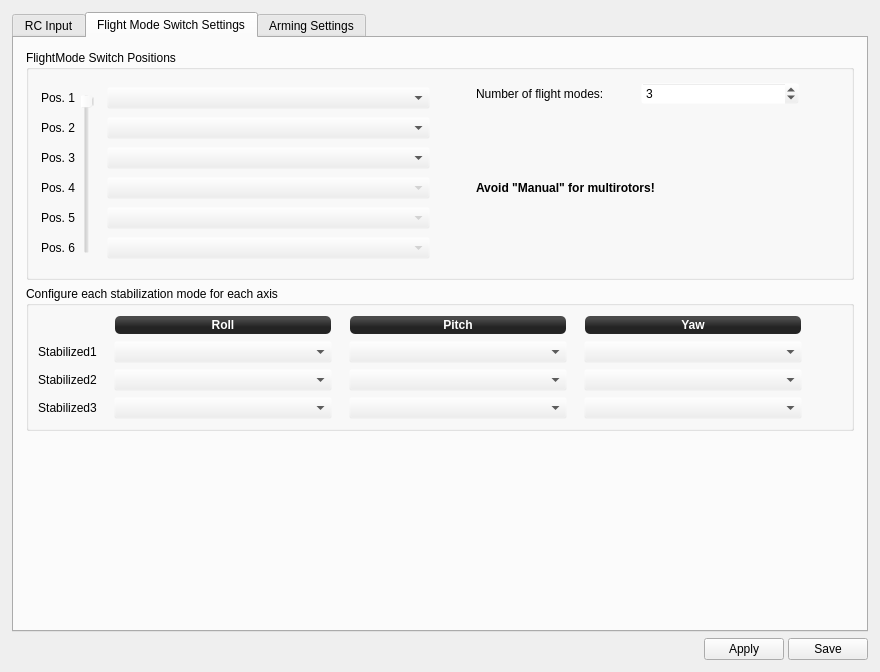
Old version of the form ground/gcs/src/plugins/config/input.ui in the repository d-ronin/dRonin.
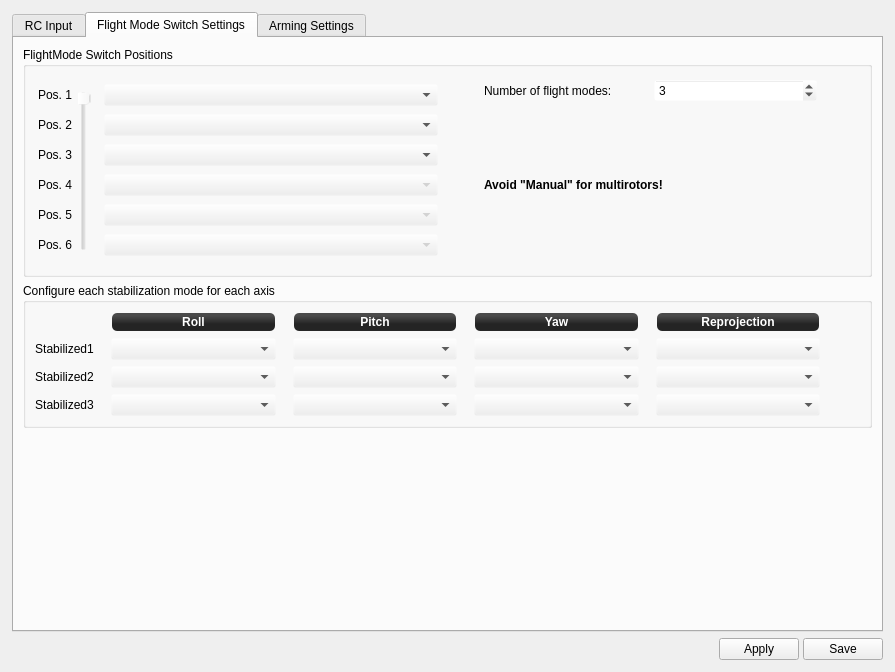
New version of the form. The open tabs and pages were chosen to show the change. Icons and pictures are not drawn.

Commit message: gcs: allow configuring reprojections to stab bank

```diff
--- a/ground/gcs/src/plugins/config/input.ui
+++ b/ground/gcs/src/plugins/config/input.ui
@@ -6,7 +6,7 @@
    <rect>
     <x>0</x>
     <y>0</y>
-    <width>880</width>
+    <width>895</width>
     <height>672</height>
    </rect>
   </property>
@@ -578,295 +578,12 @@
            <rect>
             <x>0</x>
             <y>0</y>
-            <width>850</width>
+            <width>865</width>
             <height>572</height>
            </rect>
           </property>
-          <layout class="QGridLayout" name="gridLayout_7" rowstretch="1,0,0">
-           <property name="leftMargin">
-            <number>12</number>
-           </property>
-           <property name="topMargin">
-            <number>12</number>
-           </property>
-           <property name="rightMargin">
-            <number>12</number>
-           </property>
-           <property name="bottomMargin">
-            <number>12</number>
-           </property>
-           <item row="1" column="0">
-            <widget class="QGroupBox" name="groupBox">
-             <property name="styleSheet">
-              <string notr="true"/>
-             </property>
-             <property name="title">
-              <string>Configure each stabilization mode for each axis</string>
-             </property>
-             <layout class="QGridLayout" name="gridLayout_2" columnstretch="0,0,1,0,1,0,1,0">
-              <property name="leftMargin">
-               <number>9</number>
-              </property>
-              <property name="horizontalSpacing">
-               <number>12</number>
-              </property>
-              <item row="2" column="1">
-               <spacer name="horizontalSpacer_11">
-                <property name="orientation">
-                 <enum>Qt::Horizontal</enum>
-                </property>
-                <property name="sizeType">
-                 <enum>QSizePolicy::Minimum</enum>
-                </property>
-                <property name="sizeHint" stdset="0">
-                 <size>
-                  <width>5</width>
-                  <height>20</height>
-                 </size>
-                </property>
-               </spacer>
-              </item>
-              <item row="3" column="2">
-               <widget class="QComboBox" name="fmsSsPos3Roll">
-                <property name="focusPolicy">
-                 <enum>Qt::StrongFocus</enum>
-                </property>
-               </widget>
-              </item>
-              <item row="0" column="6">
-               <widget class="QLabel" name="label_10">
-                <property name="minimumSize">
-                 <size>
-                  <width>0</width>
-                  <height>20</height>
-                 </size>
-                </property>
-                <property name="maximumSize">
-                 <size>
-                  <width>16777215</width>
-                  <height>20</height>
-                 </size>
-                </property>
-                <property name="styleSheet">
-                 <string notr="true">background-color: qlineargradient(spread:reflect, x1:0.507, y1:0, x2:0.507, y2:0.772, stop:0.208955 rgba(74, 74, 74, 255), stop:0.78607 rgba(36, 36, 36, 255));
-color: rgb(255, 255, 255);
-border-radius: 5;
-font: bold 12px;
-margin:1px;</string>
-                </property>
-                <property name="text">
-                 <string>Yaw</string>
-                </property>
-                <property name="alignment">
-                 <set>Qt::AlignCenter</set>
-                </property>
-               </widget>
-              </item>
-              <item row="2" column="3">
-               <spacer name="horizontalSpacer_12">
-                <property name="orientation">
-                 <enum>Qt::Horizontal</enum>
-                </property>
-                <property name="sizeHint" stdset="0">
-                 <size>
-                  <width>5</width>
-                  <height>20</height>
-                 </size>
-                </property>
-               </spacer>
-              </item>
-              <item row="1" column="0">
-               <widget class="QLabel" name="label_14">
-                <property name="text">
-                 <string>Stabilized1</string>
-                </property>
-                <property name="alignment">
-                 <set>Qt::AlignCenter</set>
-                </property>
-               </widget>
-              </item>
-              <item row="2" column="5">
-               <spacer name="horizontalSpacer_13">
-                <property name="orientation">
-                 <enum>Qt::Horizontal</enum>
-                </property>
-                <property name="sizeHint" stdset="0">
-                 <size>
-                  <width>5</width>
-                  <height>20</height>
-                 </size>
-                </property>
-               </spacer>
-              </item>
-              <item row="3" column="6">
-               <widget class="QComboBox" name="fmsSsPos3Yaw">
-                <property name="focusPolicy">
-                 <enum>Qt::StrongFocus</enum>
-                </property>
-               </widget>
-              </item>
-              <item row="2" column="0">
-               <widget class="QLabel" name="label_21">
-                <property name="text">
-                 <string>Stabilized2</string>
-                </property>
-                <property name="alignment">
-                 <set>Qt::AlignCenter</set>
-                </property>
-               </widget>
-              </item>
-              <item row="3" column="4">
-               <widget class="QComboBox" name="fmsSsPos3Pitch">
-                <property name="focusPolicy">
-                 <enum>Qt::StrongFocus</enum>
-                </property>
-               </widget>
-              </item>
-              <item row="2" column="6">
-               <widget class="QComboBox" name="fmsSsPos2Yaw">
-                <property name="focusPolicy">
-                 <enum>Qt::StrongFocus</enum>
-                </property>
-               </widget>
-              </item>
-              <item row="0" column="4">
-               <widget class="QLabel" name="label_9">
-                <property name="minimumSize">
-                 <size>
-                  <width>0</width>
-                  <height>20</height>
-                 </size>
-                </property>
-                <property name="maximumSize">
-                 <size>
-                  <width>16777215</width>
-                  <height>20</height>
-                 </size>
-                </property>
-                <property name="styleSheet">
-                 <string notr="true">background-color: qlineargradient(spread:reflect, x1:0.507, y1:0, x2:0.507, y2:0.772, stop:0.208955 rgba(74, 74, 74, 255), stop:0.78607 rgba(36, 36, 36, 255));
-color: rgb(255, 255, 255);
-border-radius: 5;
-font: bold 12px;
-margin:1px;</string>
-                </property>
-                <property name="text">
-                 <string>Pitch</string>
-                </property>
-                <property name="alignment">
-                 <set>Qt::AlignCenter</set>
-                </property>
-               </widget>
-              </item>
-              <item row="0" column="2">
-               <widget class="QLabel" name="label_8">
-                <property name="minimumSize">
-                 <size>
-                  <width>0</width>
-                  <height>20</height>
-                 </size>
-                </property>
-                <property name="maximumSize">
-                 <size>
-                  <width>16777215</width>
-                  <height>20</height>
-                 </size>
-                </property>
-                <property name="styleSheet">
-                 <string notr="true">background-color: qlineargradient(spread:reflect, x1:0.507, y1:0, x2:0.507, y2:0.772, stop:0.208955 rgba(74, 74, 74, 255), stop:0.78607 rgba(36, 36, 36, 255));
-color: rgb(255, 255, 255);
-border-radius: 5;
-font: bold 12px;
-margin:1px;</string>
-                </property>
-                <property name="text">
-                 <string>Roll</string>
-                </property>
-                <property name="alignment">
-                 <set>Qt::AlignCenter</set>
-                </property>
-               </widget>
-              </item>
-              <item row="2" column="4">
-               <widget class="QComboBox" name="fmsSsPos2Pitch">
-                <property name="focusPolicy">
-                 <enum>Qt::StrongFocus</enum>
-                </property>
-               </widget>
-              </item>
-              <item row="1" column="6">
-               <widget class="QComboBox" name="fmsSsPos1Yaw">
-                <property name="minimumSize">
-                 <size>
-                  <width>102</width>
-                  <height>0</height>
-                 </size>
-                </property>
-                <property name="focusPolicy">
-                 <enum>Qt::StrongFocus</enum>
-                </property>
-               </widget>
-              </item>
-              <item row="2" column="2">
-               <widget class="QComboBox" name="fmsSsPos2Roll">
-                <property name="focusPolicy">
-                 <enum>Qt::StrongFocus</enum>
-                </property>
-               </widget>
-              </item>
-              <item row="1" column="2">
-               <widget class="QComboBox" name="fmsSsPos1Roll">
-                <property name="minimumSize">
-                 <size>
-                  <width>102</width>
-                  <height>0</height>
-                 </size>
-                </property>
-                <property name="focusPolicy">
-                 <enum>Qt::StrongFocus</enum>
-                </property>
-               </widget>
-              </item>
-              <item row="1" column="4">
-               <widget class="QComboBox" name="fmsSsPos1Pitch">
-                <property name="minimumSize">
-                 <size>
-                  <width>102</width>
-                  <height>0</height>
-                 </size>
-                </property>
-                <property name="focusPolicy">
-                 <enum>Qt::StrongFocus</enum>
-                </property>
-               </widget>
-              </item>
-              <item row="3" column="0">
-               <widget class="QLabel" name="label_22">
-                <property name="text">
-                 <string>Stabilized3</string>
-                </property>
-                <property name="alignment">
-                 <set>Qt::AlignCenter</set>
-                </property>
-               </widget>
-              </item>
-              <item row="2" column="7">
-               <spacer name="horizontalSpacer_14">
-                <property name="orientation">
-                 <enum>Qt::Horizontal</enum>
-                </property>
-                <property name="sizeHint" stdset="0">
-                 <size>
-                  <width>40</width>
-                  <height>20</height>
-                 </size>
-                </property>
-               </spacer>
-              </item>
-             </layout>
-            </widget>
-           </item>
-           <item row="0" column="0">
+          <layout class="QVBoxLayout" name="verticalLayout_13">
+           <item>
             <widget class="QGroupBox" name="groupBox_2">
              <property name="minimumSize">
               <size>
@@ -1278,7 +995,377 @@
              </layout>
             </widget>
            </item>
-           <item row="2" column="0">
+           <item>
+            <widget class="QGroupBox" name="groupBox">
+             <property name="styleSheet">
+              <string notr="true"/>
+             </property>
+             <property name="title">
+              <string>Configure each stabilization mode for each axis</string>
+             </property>
+             <layout class="QGridLayout" name="gridLayout_2" columnstretch="0,0,1,0,1,0,1,0,1,0">
+              <property name="leftMargin">
+               <number>9</number>
+              </property>
+              <property name="horizontalSpacing">
+               <number>12</number>
+              </property>
+              <item row="2" column="8">
+               <widget class="QComboBox" name="fmsSsPos2Rep">
+                <property name="sizePolicy">
+                 <sizepolicy hsizetype="Preferred" vsizetype="Fixed">
+                  <horstretch>0</horstretch>
+                  <verstretch>0</verstretch>
+                 </sizepolicy>
+                </property>
+                <property name="minimumSize">
+                 <size>
+                  <width>0</width>
+                  <height>0</height>
+                 </size>
+                </property>
+                <property name="focusPolicy">
+                 <enum>Qt::StrongFocus</enum>
+                </property>
+               </widget>
+              </item>
+              <item row="2" column="1">
+               <spacer name="horizontalSpacer_11">
+                <property name="orientation">
+                 <enum>Qt::Horizontal</enum>
+                </property>
+                <property name="sizeType">
+                 <enum>QSizePolicy::Minimum</enum>
+                </property>
+                <property name="sizeHint" stdset="0">
+                 <size>
+                  <width>5</width>
+                  <height>20</height>
+                 </size>
+                </property>
+               </spacer>
+              </item>
+              <item row="3" column="2">
+               <widget class="QComboBox" name="fmsSsPos3Roll">
+                <property name="focusPolicy">
+                 <enum>Qt::StrongFocus</enum>
+                </property>
+               </widget>
+              </item>
+              <item row="0" column="6">
+               <widget class="QLabel" name="label_10">
+                <property name="minimumSize">
+                 <size>
+                  <width>0</width>
+                  <height>20</height>
+                 </size>
+                </property>
+                <property name="maximumSize">
+                 <size>
+                  <width>16777215</width>
+                  <height>20</height>
+                 </size>
+                </property>
+                <property name="styleSheet">
+                 <string notr="true">background-color: qlineargradient(spread:reflect, x1:0.507, y1:0, x2:0.507, y2:0.772, stop:0.208955 rgba(74, 74, 74, 255), stop:0.78607 rgba(36, 36, 36, 255));
+color: rgb(255, 255, 255);
+border-radius: 5;
+font: bold 12px;
+margin:1px;</string>
+                </property>
+                <property name="text">
+                 <string>Yaw</string>
+                </property>
+                <property name="alignment">
+                 <set>Qt::AlignCenter</set>
+                </property>
+               </widget>
+              </item>
+              <item row="2" column="3">
+               <spacer name="horizontalSpacer_12">
+                <property name="orientation">
+                 <enum>Qt::Horizontal</enum>
+                </property>
+                <property name="sizeHint" stdset="0">
+                 <size>
+                  <width>5</width>
+                  <height>20</height>
+                 </size>
+                </property>
+               </spacer>
+              </item>
+              <item row="1" column="0">
+               <widget class="QLabel" name="label_14">
+                <property name="text">
+                 <string>Stabilized1</string>
+                </property>
+                <property name="alignment">
+                 <set>Qt::AlignCenter</set>
+                </property>
+               </widget>
+              </item>
+              <item row="2" column="5">
+               <spacer name="horizontalSpacer_13">
+                <property name="orientation">
+                 <enum>Qt::Horizontal</enum>
+                </property>
+                <property name="sizeHint" stdset="0">
+                 <size>
+                  <width>5</width>
+                  <height>20</height>
+                 </size>
+                </property>
+               </spacer>
+              </item>
+              <item row="3" column="6">
+               <widget class="QComboBox" name="fmsSsPos3Yaw">
+                <property name="focusPolicy">
+                 <enum>Qt::StrongFocus</enum>
+                </property>
+               </widget>
+              </item>
+              <item row="2" column="0">
+               <widget class="QLabel" name="label_21">
+                <property name="text">
+                 <string>Stabilized2</string>
+                </property>
+                <property name="alignment">
+                 <set>Qt::AlignCenter</set>
+                </property>
+               </widget>
+              </item>
+              <item row="3" column="4">
+               <widget class="QComboBox" name="fmsSsPos3Pitch">
+                <property name="focusPolicy">
+                 <enum>Qt::StrongFocus</enum>
+                </property>
+               </widget>
+              </item>
+              <item row="2" column="6">
+               <widget class="QComboBox" name="fmsSsPos2Yaw">
+                <property name="focusPolicy">
+                 <enum>Qt::StrongFocus</enum>
+                </property>
+               </widget>
+              </item>
+              <item row="0" column="4">
+               <widget class="QLabel" name="label_9">
+                <property name="minimumSize">
+                 <size>
+                  <width>0</width>
+                  <height>20</height>
+                 </size>
+                </property>
+                <property name="maximumSize">
+                 <size>
+                  <width>16777215</width>
+                  <height>20</height>
+                 </size>
+                </property>
+                <property name="styleSheet">
+                 <string notr="true">background-color: qlineargradient(spread:reflect, x1:0.507, y1:0, x2:0.507, y2:0.772, stop:0.208955 rgba(74, 74, 74, 255), stop:0.78607 rgba(36, 36, 36, 255));
+color: rgb(255, 255, 255);
+border-radius: 5;
+font: bold 12px;
+margin:1px;</string>
+                </property>
+                <property name="text">
+                 <string>Pitch</string>
+                </property>
+                <property name="alignment">
+                 <set>Qt::AlignCenter</set>
+                </property>
+               </widget>
+              </item>
+              <item row="0" column="2">
+               <widget class="QLabel" name="label_8">
+                <property name="minimumSize">
+                 <size>
+                  <width>0</width>
+                  <height>20</height>
+                 </size>
+                </property>
+                <property name="maximumSize">
+                 <size>
+                  <width>16777215</width>
+                  <height>20</height>
+                 </size>
+                </property>
+                <property name="styleSheet">
+                 <string notr="true">background-color: qlineargradient(spread:reflect, x1:0.507, y1:0, x2:0.507, y2:0.772, stop:0.208955 rgba(74, 74, 74, 255), stop:0.78607 rgba(36, 36, 36, 255));
+color: rgb(255, 255, 255);
+border-radius: 5;
+font: bold 12px;
+margin:1px;</string>
+                </property>
+                <property name="text">
+                 <string>Roll</string>
+                </property>
+                <property name="alignment">
+                 <set>Qt::AlignCenter</set>
+                </property>
+               </widget>
+              </item>
+              <item row="2" column="4">
+               <widget class="QComboBox" name="fmsSsPos2Pitch">
+                <property name="focusPolicy">
+                 <enum>Qt::StrongFocus</enum>
+                </property>
+               </widget>
+              </item>
+              <item row="1" column="6">
+               <widget class="QComboBox" name="fmsSsPos1Yaw">
+                <property name="minimumSize">
+                 <size>
+                  <width>102</width>
+                  <height>0</height>
+                 </size>
+                </property>
+                <property name="focusPolicy">
+                 <enum>Qt::StrongFocus</enum>
+                </property>
+               </widget>
+              </item>
+              <item row="2" column="2">
+               <widget class="QComboBox" name="fmsSsPos2Roll">
+                <property name="focusPolicy">
+                 <enum>Qt::StrongFocus</enum>
+                </property>
+               </widget>
+              </item>
+              <item row="1" column="2">
+               <widget class="QComboBox" name="fmsSsPos1Roll">
+                <property name="minimumSize">
+                 <size>
+                  <width>102</width>
+                  <height>0</height>
+                 </size>
+                </property>
+                <property name="focusPolicy">
+                 <enum>Qt::StrongFocus</enum>
+                </property>
+               </widget>
+              </item>
+              <item row="1" column="4">
+               <widget class="QComboBox" name="fmsSsPos1Pitch">
+                <property name="minimumSize">
+                 <size>
+                  <width>102</width>
+                  <height>0</height>
+                 </size>
+                </property>
+                <property name="focusPolicy">
+                 <enum>Qt::StrongFocus</enum>
+                </property>
+               </widget>
+              </item>
+              <item row="3" column="0">
+               <widget class="QLabel" name="label_22">
+                <property name="text">
+                 <string>Stabilized3</string>
+                </property>
+                <property name="alignment">
+                 <set>Qt::AlignCenter</set>
+                </property>
+               </widget>
+              </item>
+              <item row="2" column="7">
+               <spacer name="horizontalSpacer_14">
+                <property name="orientation">
+                 <enum>Qt::Horizontal</enum>
+                </property>
+                <property name="sizeHint" stdset="0">
+                 <size>
+                  <width>5</width>
+                  <height>20</height>
+                 </size>
+                </property>
+               </spacer>
+              </item>
+              <item row="0" column="8">
+               <widget class="QLabel" name="label_11">
+                <property name="sizePolicy">
+                 <sizepolicy hsizetype="Preferred" vsizetype="Preferred">
+                  <horstretch>0</horstretch>
+                  <verstretch>0</verstretch>
+                 </sizepolicy>
+                </property>
+                <property name="minimumSize">
+                 <size>
+                  <width>0</width>
+                  <height>20</height>
+                 </size>
+                </property>
+                <property name="maximumSize">
+                 <size>
+                  <width>16777215</width>
+                  <height>20</height>
+                 </size>
+                </property>
+                <property name="styleSheet">
+                 <string notr="true">background-color: qlineargradient(spread:reflect, x1:0.507, y1:0, x2:0.507, y2:0.772, stop:0.208955 rgba(74, 74, 74, 255), stop:0.78607 rgba(36, 36, 36, 255));
+color: rgb(255, 255, 255);
+border-radius: 5;
+font: bold 12px;
+margin:1px;</string>
+                </property>
+                <property name="text">
+                 <string>Reprojection</string>
+                </property>
+                <property name="alignment">
+                 <set>Qt::AlignCenter</set>
+                </property>
+               </widget>
+              </item>
+              <item row="1" column="8">
+               <widget class="QComboBox" name="fmsSsPos1Rep">
+                <property name="sizePolicy">
+                 <sizepolicy hsizetype="Preferred" vsizetype="Fixed">
+                  <horstretch>0</horstretch>
+                  <verstretch>0</verstretch>
+                 </sizepolicy>
+                </property>
+                <property name="minimumSize">
+                 <size>
+                  <width>102</width>
+                  <height>0</height>
+                 </size>
+                </property>
+                <property name="focusPolicy">
+                 <enum>Qt::StrongFocus</enum>
+                </property>
+               </widget>
+              </item>
+              <item row="3" column="8">
+               <widget class="QComboBox" name="fmsSsPos3Rep">
+                <property name="minimumSize">
+                 <size>
+                  <width>0</width>
+                  <height>0</height>
+                 </size>
+                </property>
+                <property name="focusPolicy">
+                 <enum>Qt::StrongFocus</enum>
+                </property>
+               </widget>
+              </item>
+              <item row="2" column="9">
+               <spacer name="horizontalSpacer_15">
+                <property name="orientation">
+                 <enum>Qt::Horizontal</enum>
+                </property>
+                <property name="sizeHint" stdset="0">
+                 <size>
+                  <width>40</width>
+                  <height>20</height>
+                 </size>
+                </property>
+               </spacer>
+              </item>
+             </layout>
+            </widget>
+           </item>
+           <item>
             <spacer name="verticalSpacer_5">
              <property name="orientation">
               <enum>Qt::Vertical</enum>
```
Left out of the diff: 35 changed lines with no effect on the pictures. The commit also changes 1 other file.
